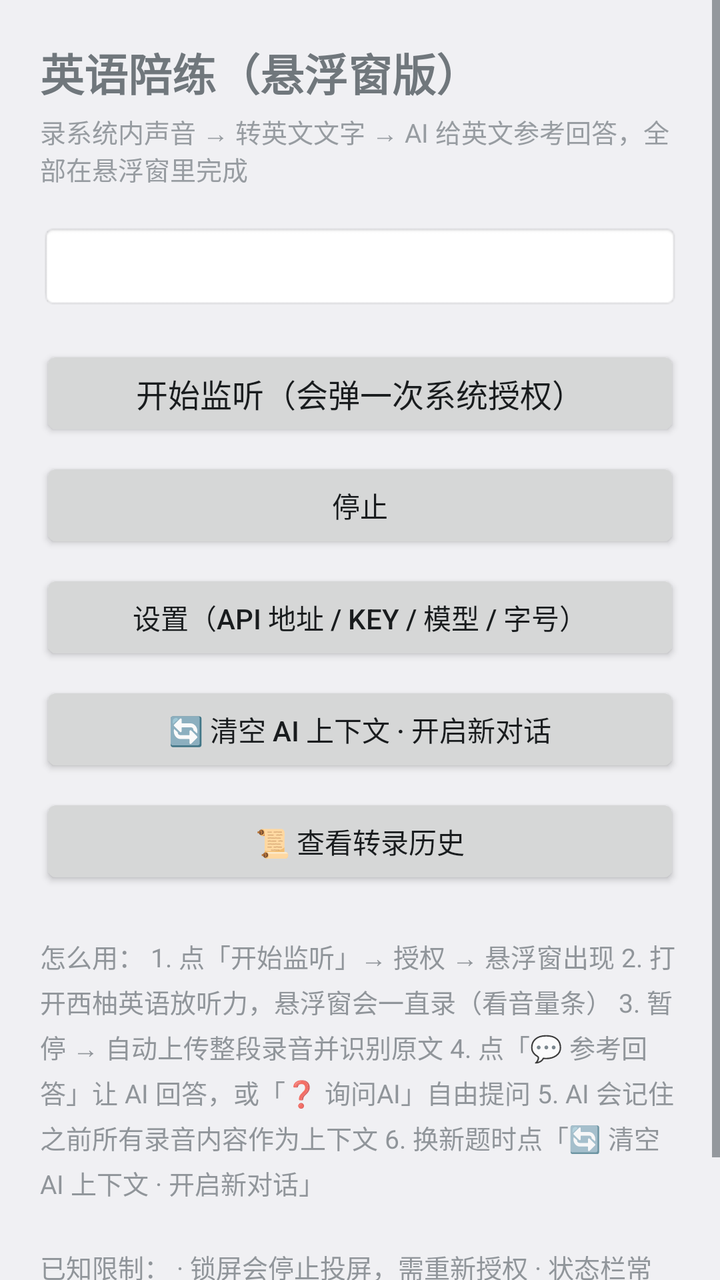
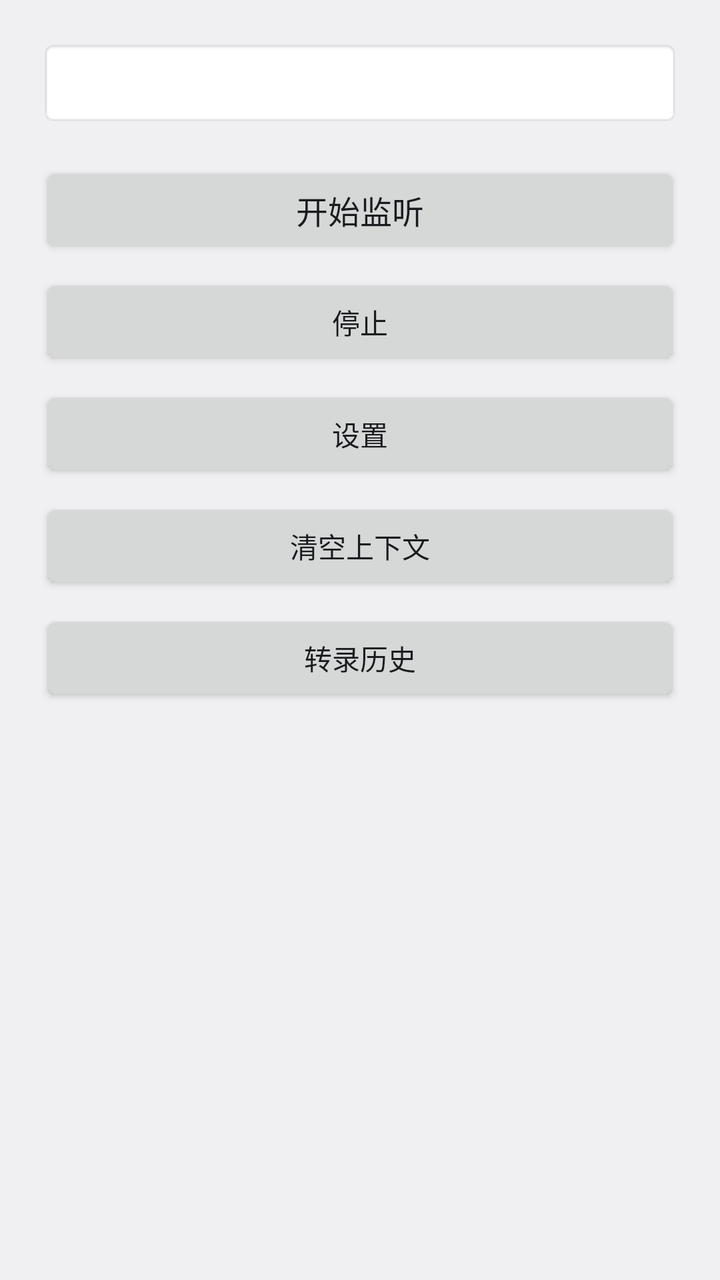

The first picture is an Android layout as it rendered before a commit; the second is the same layout after the commit. The layout source and the unified diff follow.
<!-- AndroidManifest.xml: application theme android:Theme.DeviceDefault.DayNight -->
<!-- res/layout/activity_main.xml -->
<?xml version="1.0" encoding="utf-8"?>
<ScrollView xmlns:android="http://schemas.android.com/apk/res/android"
    android:layout_width="match_parent"
    android:layout_height="match_parent">

    <LinearLayout
        android:layout_width="match_parent"
        android:layout_height="wrap_content"
        android:orientation="vertical"
        android:padding="20dp">

        <TextView
            android:layout_width="wrap_content"
            android:layout_height="wrap_content"
            android:text="英语陪练（悬浮窗版）"
            android:textSize="22sp"
            android:textStyle="bold" />

        <TextView
            android:layout_width="match_parent"
            android:layout_height="wrap_content"
            android:layout_marginTop="4dp"
            android:alpha="0.7"
            android:text="录系统内声音 → 转英文文字 → AI 给英文参考回答，全部在悬浮窗里完成"
            android:textSize="13sp" />

        <TextView
            android:id="@+id/tvStatus"
            android:layout_width="match_parent"
            android:layout_height="wrap_content"
            android:layout_marginTop="18dp"
            android:background="@android:drawable/editbox_background"
            android:padding="12dp"
            android:textSize="14sp" />

        <Button
            android:id="@+id/btnStart"
            android:layout_width="match_parent"
            android:layout_height="wrap_content"
            android:layout_marginTop="18dp"
            android:text="开始监听（会弹一次系统授权）"
            android:textSize="16sp" />

        <Button
            android:id="@+id/btnStop"
            android:layout_width="match_parent"
            android:layout_height="wrap_content"
            android:layout_marginTop="8dp"
            android:text="停止" />

        <Button
            android:id="@+id/btnSettings"
            android:layout_width="match_parent"
            android:layout_height="wrap_content"
            android:layout_marginTop="8dp"
            android:text="设置（API 地址 / Key / 模型 / 字号）" />

        <Button
            android:id="@+id/btnNewChat"
            android:layout_width="match_parent"
            android:layout_height="wrap_content"
            android:layout_marginTop="8dp"
            android:text="🔄 清空 AI 上下文 · 开启新对话" />

        <Button
            android:id="@+id/btnHistory"
            android:layout_width="match_parent"
            android:layout_height="wrap_content"
            android:layout_marginTop="8dp"
            android:text="📜 查看转录历史" />

        <TextView
            android:layout_width="match_parent"
            android:layout_height="wrap_content"
            android:layout_marginTop="24dp"
            android:alpha="0.75"
            android:lineSpacingExtra="4dp"
            android:text="怎么用：
1. 点「开始监听」→ 授权 → 悬浮窗出现
2. 打开西柚英语放听力，悬浮窗会一直录（看音量条）
3. 暂停 → 自动上传整段录音并识别原文
4. 点「💬 参考回答」让 AI 回答，或「❓ 询问AI」自由提问
5. AI 会记住之前所有录音内容作为上下文
6. 换新题时点「🔄 清空 AI 上下文 · 开启新对话」\n\n已知限制：
· 锁屏会停止投屏，需重新授权
· 状态栏常驻「正在投屏」提示条，点它会停止
· 只对允许被录的 App 有效（西柚英语已确认允许）"
            android:textSize="13sp" />

    </LinearLayout>
</ScrollView>
<!-- resources referenced by this layout -->
<resources>

</resources>

<!-- the commit's change to res/layout/activity_main.xml (unified diff, before → after) -->
@@ -10,25 +10,9 @@
         android:padding="20dp">
 
         <TextView
-            android:layout_width="wrap_content"
-            android:layout_height="wrap_content"
-            android:text="英语陪练（悬浮窗版）"
-            android:textSize="22sp"
-            android:textStyle="bold" />
-
-        <TextView
-            android:layout_width="match_parent"
-            android:layout_height="wrap_content"
-            android:layout_marginTop="4dp"
-            android:alpha="0.7"
-            android:text="录系统内声音 → 转英文文字 → AI 给英文参考回答，全部在悬浮窗里完成"
-            android:textSize="13sp" />
-
-        <TextView
             android:id="@+id/tvStatus"
             android:layout_width="match_parent"
             android:layout_height="wrap_content"
-            android:layout_marginTop="18dp"
             android:background="@android:drawable/editbox_background"
             android:padding="12dp"
             android:textSize="14sp" />
@@ -38,7 +22,7 @@
             android:layout_width="match_parent"
             android:layout_height="wrap_content"
             android:layout_marginTop="18dp"
-            android:text="开始监听（会弹一次系统授权）"
+            android:text="@string/btn_start"
             android:textSize="16sp" />
 
         <Button
@@ -46,46 +30,28 @@
             android:layout_width="match_parent"
             android:layout_height="wrap_content"
             android:layout_marginTop="8dp"
-            android:text="停止" />
+            android:text="@string/btn_stop" />
 
         <Button
             android:id="@+id/btnSettings"
             android:layout_width="match_parent"
             android:layout_height="wrap_content"
             android:layout_marginTop="8dp"
-            android:text="设置（API 地址 / Key / 模型 / 字号）" />
+            android:text="@string/btn_settings" />
 
         <Button
             android:id="@+id/btnNewChat"
             android:layout_width="match_parent"
             android:layout_height="wrap_content"
             android:layout_marginTop="8dp"
-            android:text="🔄 清空 AI 上下文 · 开启新对话" />
+            android:text="@string/btn_new_chat" />
 
         <Button
             android:id="@+id/btnHistory"
             android:layout_width="match_parent"
             android:layout_height="wrap_content"
             android:layout_marginTop="8dp"
-            android:text="📜 查看转录历史" />
-
-        <TextView
-            android:layout_width="match_parent"
-            android:layout_height="wrap_content"
-            android:layout_marginTop="24dp"
-            android:alpha="0.75"
-            android:lineSpacingExtra="4dp"
-            android:text="怎么用：
-1. 点「开始监听」→ 授权 → 悬浮窗出现
-2. 打开西柚英语放听力，悬浮窗会一直录（看音量条）
-3. 暂停 → 自动上传整段录音并识别原文
-4. 点「💬 参考回答」让 AI 回答，或「❓ 询问AI」自由提问
-5. AI 会记住之前所有录音内容作为上下文
-6. 换新题时点「🔄 清空 AI 上下文 · 开启新对话」\n\n已知限制：
-· 锁屏会停止投屏，需重新授权
-· 状态栏常驻「正在投屏」提示条，点它会停止
-· 只对允许被录的 App 有效（西柚英语已确认允许）"
-            android:textSize="13sp" />
+            android:text="@string/btn_history" />
 
     </LinearLayout>
 </ScrollView>
<!-- resource entries referenced after the edit -->
@@ -1,5 +1,9 @@
 <!-- resources referenced by this layout -->
 <resources>
-
+  <string name="btn_history">转录历史</string>
+  <string name="btn_new_chat">清空上下文</string>
+  <string name="btn_settings">设置</string>
+  <string name="btn_start">开始监听</string>
+  <string name="btn_stop">停止</string>
 </resources>
 
